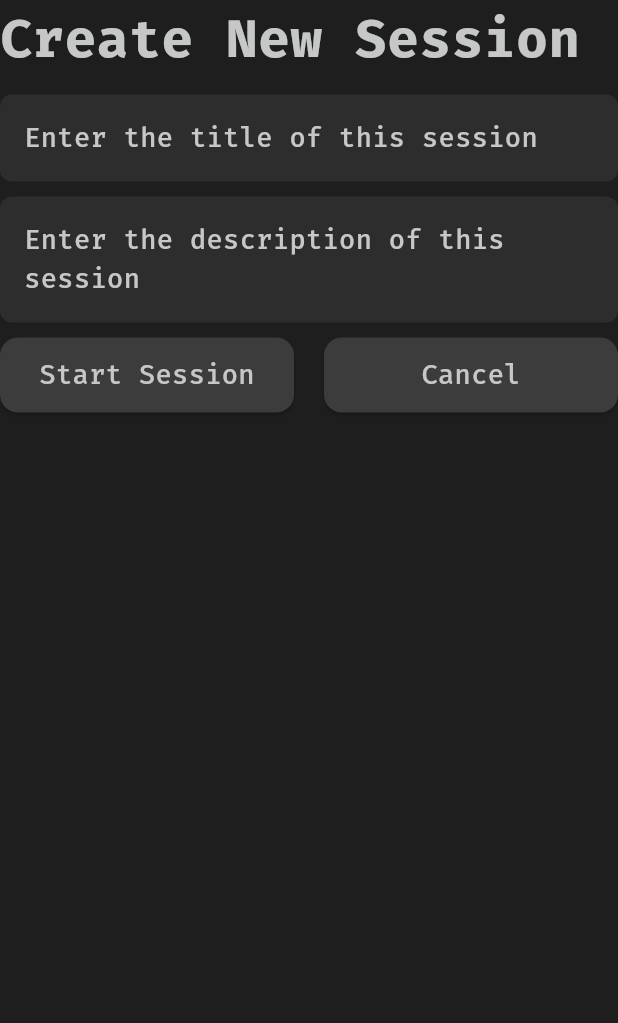
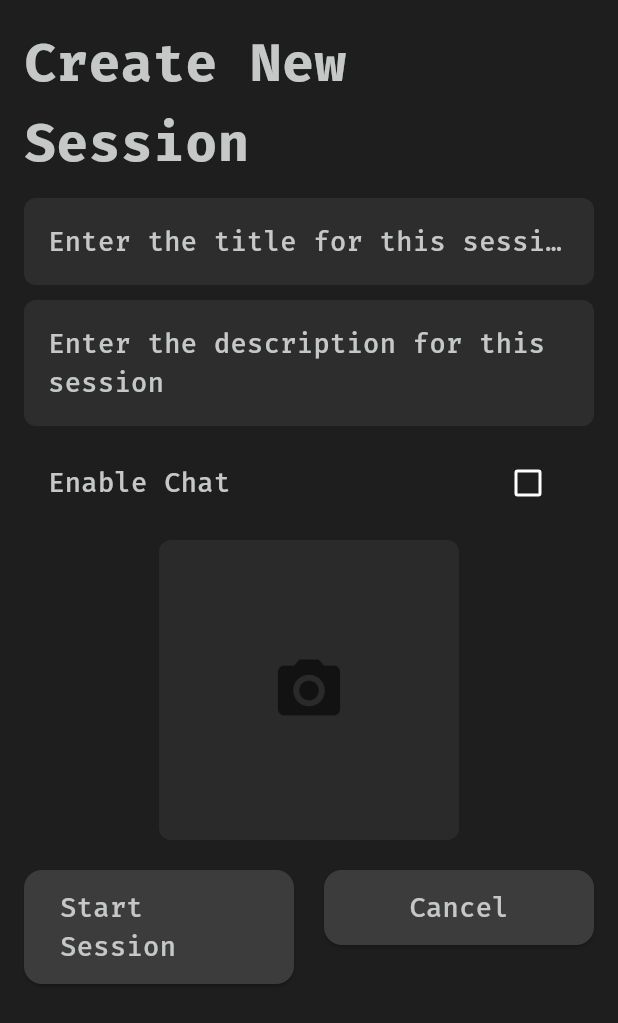
Before and after one commit to UmaanBanjara/TermView, a Flutter app: the Createsession screen opened directly, after a tap on "Start Session", on a phone screen of 412 x 824 dp. Shown: the top 1023 px of the screen. Run offline on Flutter 3.47's test engine with Material 3 defaults, Android fonts, the phone set to English and light mode, and no system bars; our stand-ins replace image_picker, page_transition.

Commit message:
added thumbnail picker

```diff
--- a/termview/lib/screens/createsession.dart
+++ b/termview/lib/screens/createsession.dart
@@ -1,4 +1,8 @@
+import 'dart:typed_data';
 import 'package:flutter/material.dart';
+import 'package:termview/helpers/imagepicker_web_helper.dart';
+import 'package:termview/helpers/validators.dart';
+import 'package:termview/widgets/snackbar.dart';
 
 class Createsession extends StatefulWidget {
   const Createsession({super.key});
@@ -8,66 +12,164 @@
 }
 
 class _CreatesessionState extends State<Createsession> {
+  final _formKey = GlobalKey<FormState>();
   final TextEditingController _title = TextEditingController();
   final TextEditingController _desc = TextEditingController();
+  bool _chatenabled = false;
+  Uint8List? _selectedImage;
+
   @override
   Widget build(BuildContext context) {
     final text = Theme.of(context).textTheme;
     return Scaffold(
-        body: Center(
+      body: SingleChildScrollView(
+        padding: EdgeInsets.all(16),
+        child: Form(
+          key: _formKey,
           child: Column(
             crossAxisAlignment: CrossAxisAlignment.start,
             children: [
-              Text('Create New Session' , style: text.bodyLarge,),
-              SizedBox(height: 10,),
-              TextField(
+              Text('Create New Session', style: text.bodyLarge),
+              SizedBox(height: 10),
+              TextFormField(
                 controller: _title,
                 maxLines: 1,
                 cursorHeight: 22,
                 style: text.bodyMedium,
                 decoration: InputDecoration(
-                  hintText: "Enter the title of this session"
+                  hintText: "Enter the title for this session",
                 ),
+                validator: (value) => validateNotEmpty(value, "Title"),
               ),
-              SizedBox(height: 10,),
-              TextField(
+              SizedBox(height: 10),
+              TextFormField(
                 cursorHeight: 22,
                 maxLines: null,
                 controller: _desc,
                 style: text.bodyMedium,
                 decoration: InputDecoration(
-                  hintText: "Enter the description of this session"
+                  hintText: "Enter the description for this session",
+                ),
+                validator: (value) => validateNotEmpty(value, "Description"),
+              ),
+              SizedBox(height: 10),
+              CheckboxListTile(
+                value: _chatenabled,
+                title: Text("Enable Chat", style: text.bodyMedium),
+                onChanged: (bool? value) {
+                  setState(() {
+                    _chatenabled = value ?? false;
+                  });
+                },
+              ),
+              SizedBox(height: 10),
+              GestureDetector(
+                onTap: () async {
+                  final imageBytes =
+                      await ImagepickerWebHelper.pickImageFromGallery();
+                  if (imageBytes != null) {
+                    setState(() {
+                      _selectedImage = imageBytes;
+                    });
+                  } else {
+                    showTerminalSnackbar(
+                        context, "Failed to pick image",
+                        isError: true);
+                  }
+                },
+                child: Center(
+                  child: SizedBox(
+                    width: 200,
+                    child: AspectRatio(
+                      aspectRatio: 1 / 1,
+                      child: Stack(
+                        children: [
+                          Container(
+                            decoration: BoxDecoration(
+                              color: const Color(0xFF2A2A2A),
+                              borderRadius: BorderRadius.circular(8),
+                              image: _selectedImage != null
+                                  ? DecorationImage(
+                                      image: MemoryImage(_selectedImage!),
+                                      fit: BoxFit.cover)
+                                  : null,
+                            ),
+                            child: _selectedImage == null
+                                ? Center(
+                                    child: Icon(
+                                      Icons.camera_alt,
+                                      size: 50,
+                                      color: Theme.of(context).primaryColor,
+                                    ),
+                                  )
+                                : null,
+                          ),
+                          if (_selectedImage != null)
+                            Positioned(
+                              top: 4,
+                              right: 4,
+                              child: GestureDetector(
+                                onTap: () {
+                                  setState(() {
+                                    _selectedImage = null;
+                                  });
+                                },
+                                child: Container(
+                                  decoration: BoxDecoration(
+                                    color: Colors.black54,
+                                    shape: BoxShape.circle,
+                                  ),
+                                  padding: EdgeInsets.all(4),
+                                  child: Icon(
+                                    Icons.close,
+                                    size: 20,
+                                    color: Colors.white,
                                   ),
                                 ),
-              SizedBox(height: 10,),
+                              ),
+                            ),
+                        ],
+                      ),
+                    ),
+                  ),
+                ),
+              ),
+              SizedBox(height: 20),
               Row(
                 crossAxisAlignment: CrossAxisAlignment.start,
                 children: [
                   Expanded(
-
-                    child: ElevatedButton(onPressed: (){
-
+                    child: ElevatedButton(
+                      onPressed: () {
+                        if (_formKey.currentState!.validate()) {
+                          print("Title: ${_title.text}");
+                          print("Description: ${_desc.text}");
+                        }
                       },
                       style: ElevatedButton.styleFrom(
                         textStyle: text.bodyMedium,
-                      minimumSize: Size(0, 50)
-                    )
-                    ,child: Text('Start Session')),
+                        minimumSize: Size(0, 50),
                       ),
-                  SizedBox(width: 20,),
+                      child: Text('Start Session'),
+                    ),
+                  ),
+                  SizedBox(width: 20),
                   Expanded(
-                    child: ElevatedButton(onPressed: (){
+                    child: ElevatedButton(
+                      onPressed: () {
                         Navigator.pop(context);
                       },
                       style: ElevatedButton.styleFrom(
                         textStyle: text.bodyMedium,
                         minimumSize: Size(0, 50),
-                    )
-                    ,child: Text('Cancel')),
-                  )
+                      ),
+                      child: Text('Cancel'),
+                    ),
+                  ),
                 ],
-              )
+              ),
             ],
+          ),
         ),
       ),
     );
```
Lines whose indentation alone changed are shown as unchanged.
